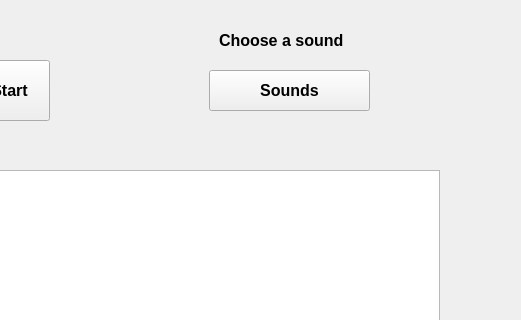
Above: timerwindow.ui from Pennelli02/Timer before the change; both pictures show x 511 to 1032 and y 0 to 320 of the 1032 by 722 pixel window. Below: the same form after it.
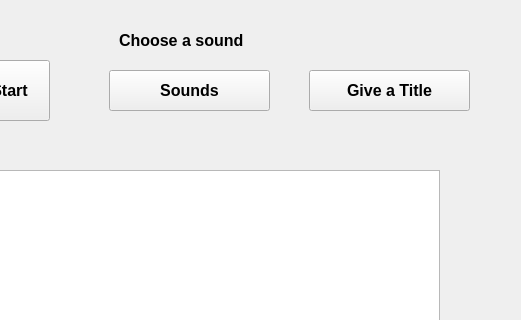
That is the form after the change.

Commit message: add dialog for choosing a title

The edit to the form file:
```diff
--- a/timerwindow.ui
+++ b/timerwindow.ui
@@ -180,7 +180,7 @@
   <widget class="QPushButton" name="menuButton">
    <property name="geometry">
     <rect>
-     <x>720</x>
+     <x>620</x>
      <y>70</y>
      <width>161</width>
      <height>41</height>
@@ -199,7 +199,7 @@
   <widget class="QLabel" name="label">
    <property name="geometry">
     <rect>
-     <x>730</x>
+     <x>630</x>
      <y>30</y>
      <width>151</width>
      <height>20</height>
@@ -215,6 +215,25 @@
     <string>Choose a sound</string>
    </property>
   </widget>
+  <widget class="QPushButton" name="titleButton">
+   <property name="geometry">
+    <rect>
+     <x>820</x>
+     <y>70</y>
+     <width>161</width>
+     <height>41</height>
+    </rect>
+   </property>
+   <property name="font">
+    <font>
+     <pointsize>12</pointsize>
+     <bold>true</bold>
+    </font>
+   </property>
+   <property name="text">
+    <string>Give a Title</string>
+   </property>
+  </widget>
  </widget>
  <resources/>
  <connections/>
```
The commit also changes 36 other files.
